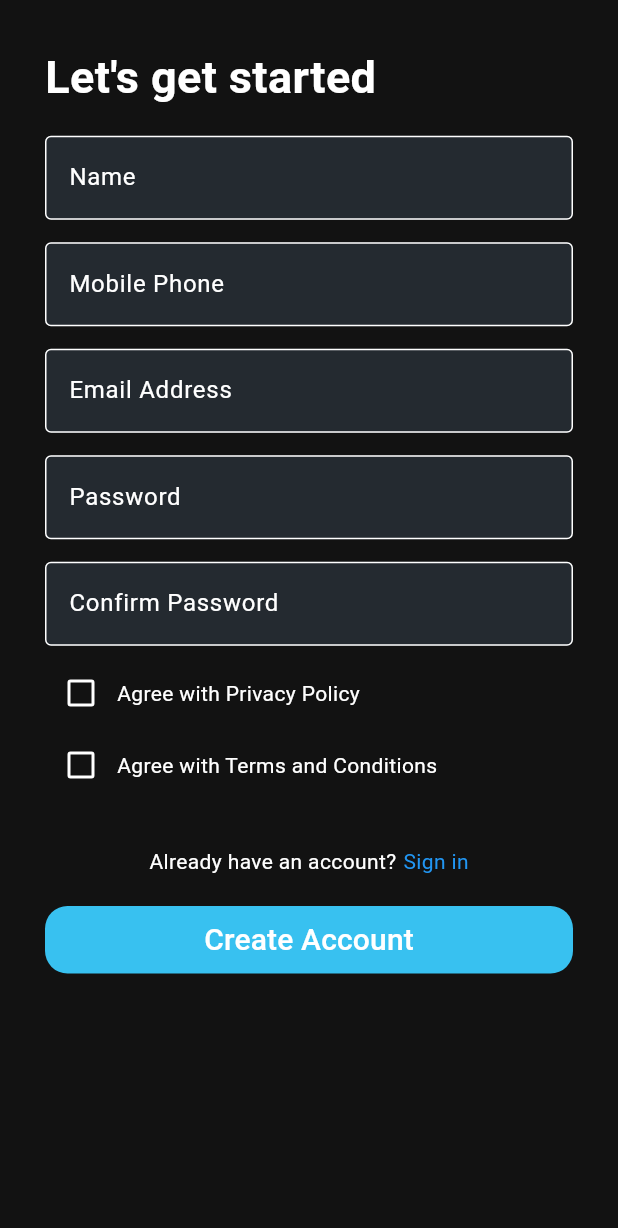
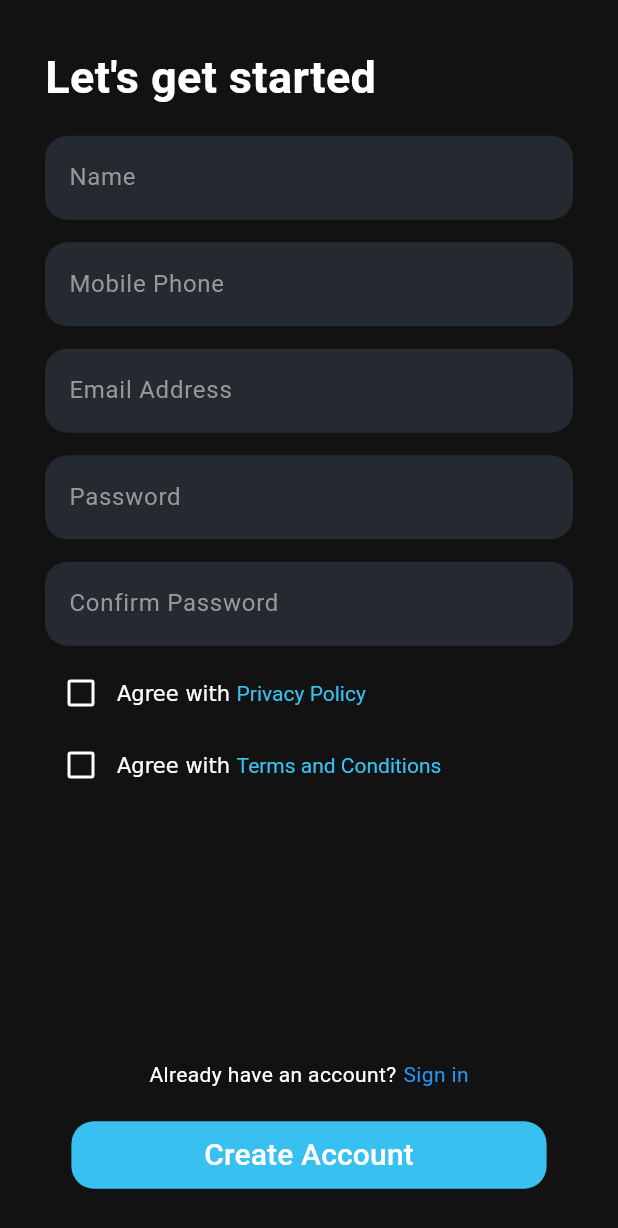
Before and after one commit to HolopopCards/Front-End, a Flutter app: the screen it shows after launch, after a tap on "Register", on a phone screen of 412 x 824 dp. Shown: the top 1228 px of the screen. Run offline on Flutter 3.47's test engine with Material 3 defaults, Android fonts, the phone set to English and light mode, and no system bars; our stand-ins replace carousel_slider, dots_indicator, flutter_svg, lottie, shared_preferences, video_player; missing offline and left inert: encrypt, global_configuration, pointycastle, word_generator; accounts and stored records are empty.

Commit message:
Fixed some login code. Fixed up register page to add links and look better.

```diff
--- a/lib/main.dart
+++ b/lib/main.dart
@@ -33,6 +33,9 @@ class App extends StatelessWidget {
           inputDecorationTheme: const InputDecorationTheme(
             filled: true,
             fillColor: HolopopColors.darkgrey,
+            labelStyle: TextStyle(
+              color: HolopopColors.lightgrey
+            ),
             border: OutlineInputBorder(
               borderRadius: BorderRadius.all(Radius.circular(15)),
               borderSide: BorderSide.none
--- a/lib/register/register_page.dart
+++ b/lib/register/register_page.dart
@@ -1,8 +1,11 @@
 
 import 'package:flutter/material.dart';
+import 'package:holopop/dashboard/screens/settings/privacy_policy.dart';
+import 'package:holopop/dashboard/screens/settings/terms_of_use.dart';
 import 'package:holopop/login/login_page.dart';
 import 'package:holopop/shared/providers/auth_provider.dart';
 import 'package:holopop/shared/providers/user_provider.dart';
+import 'package:holopop/shared/styles/holopop_colors.dart';
 import 'package:provider/provider.dart';
 
 
@@ -50,12 +53,41 @@ class _RegisterPage extends State<RegisterPage> {
             // RegisterTextField(labelText: "Date Of Birth", onSaved: (x) => registerForm.dateTime = x),
             RegisterTextField(labelText: "Password", obscureText: true, onSaved: (x) => registerForm.password = x),
             RegisterTextField(labelText: "Confirm Password", obscureText: true, onSaved: (x) => registerForm.confirmPassword = x),
-            RegisterCheckbox(labelText: "Agree with Privacy Policy", value: registerForm.agreePrivacy, onChanged: (x) => registerForm.agreePrivacy = x ?? false),
-            RegisterCheckbox(labelText: "Agree with Terms and Conditions", value: registerForm.agreeTerms, onChanged: (x) => registerForm.agreeTerms = x ?? false),
+            RegisterCheckbox(
+              value: registerForm.agreePrivacy,
+              onChanged: (x) => registerForm.agreePrivacy = x ?? false,
+              textSpan: TextSpan(
+                children: [
+                  const TextSpan(text: "Agree with "),
+                  TextSpan(
+                    text: "Privacy Policy",
+                    style: const TextStyle(color: HolopopColors.blue),
+                    recognizer: TapAndPanGestureRecognizer()..onTapDown = (_) { Navigator.push(context, MaterialPageRoute(builder: (ctx) => const Scaffold(body: TermsOfUse()))) ;}
+                  )
+                ]
+              )
+            ),
+            RegisterCheckbox(
+              value: registerForm.agreeTerms,
+              onChanged: (x) => registerForm.agreeTerms = x ?? false,
+              textSpan: TextSpan(
+                children: [
+                  const TextSpan(text: "Agree with "),
+                  TextSpan(
+                    text: "Terms and Conditions",
+                    style: const TextStyle(color: HolopopColors.blue),
+                    recognizer: TapAndPanGestureRecognizer()..onTapDown = (_) { Navigator.push(context, MaterialPageRoute(builder: (ctx) => const Scaffold(body: PrivacyPolicy()))) ;}
+                  )
+                ]
+              ),
+            ),
+            Expanded(
+              child: Column(
+                mainAxisAlignment: MainAxisAlignment.end,
+                children: [
                   const RegisterSentence(),
-            SizedBox(
-              height: 65,
-              width: 360,
+                  FractionallySizedBox(
+                    widthFactor: 0.9,
                     child: Padding(
                       padding: const EdgeInsets.only(top: 20.0),
                       child: TextButton(
@@ -72,7 +104,9 @@ class _RegisterPage extends State<RegisterPage> {
                       ),
                     ),
                   )
-            // const CreateAccountButton(),
+                ]
+              )
+            )
           ],
         ),
       )
@@ -121,7 +155,6 @@ class RegisterTextField extends StatelessWidget {
         onSaved: onSaved,
         obscureText: obscureText,
         decoration: InputDecoration(
-          border: const OutlineInputBorder(),
           labelText: labelText,
         ),
       )
@@ -134,19 +167,19 @@ class RegisterTextField extends StatelessWidget {
 class RegisterCheckbox extends StatefulWidget {
   const RegisterCheckbox({
     super.key,
-    required this.labelText,
     required this.value,
-    required this.onChanged
+    required this.onChanged,
+    required this.textSpan,
   });
 
-  final String labelText;
   final bool value;
   final Function(bool?) onChanged;
+  final TextSpan textSpan;
 
   @override
   State<StatefulWidget> createState() => _RegisterCheckbox();
+}
 
-}
 class _RegisterCheckbox extends State<RegisterCheckbox> {
   late bool isChecked = widget.value;
   @override
@@ -162,7 +195,7 @@ class _RegisterCheckbox extends State<RegisterCheckbox> {
             });
           },
         ),
-        Text(widget.labelText)
+        RichText(text: widget.textSpan)
       ],
     );
   }
```
Also changed, not shown: lib/login/login_page.dart (+7 -2 lines). Lines whose indentation alone changed are shown as unchanged.
